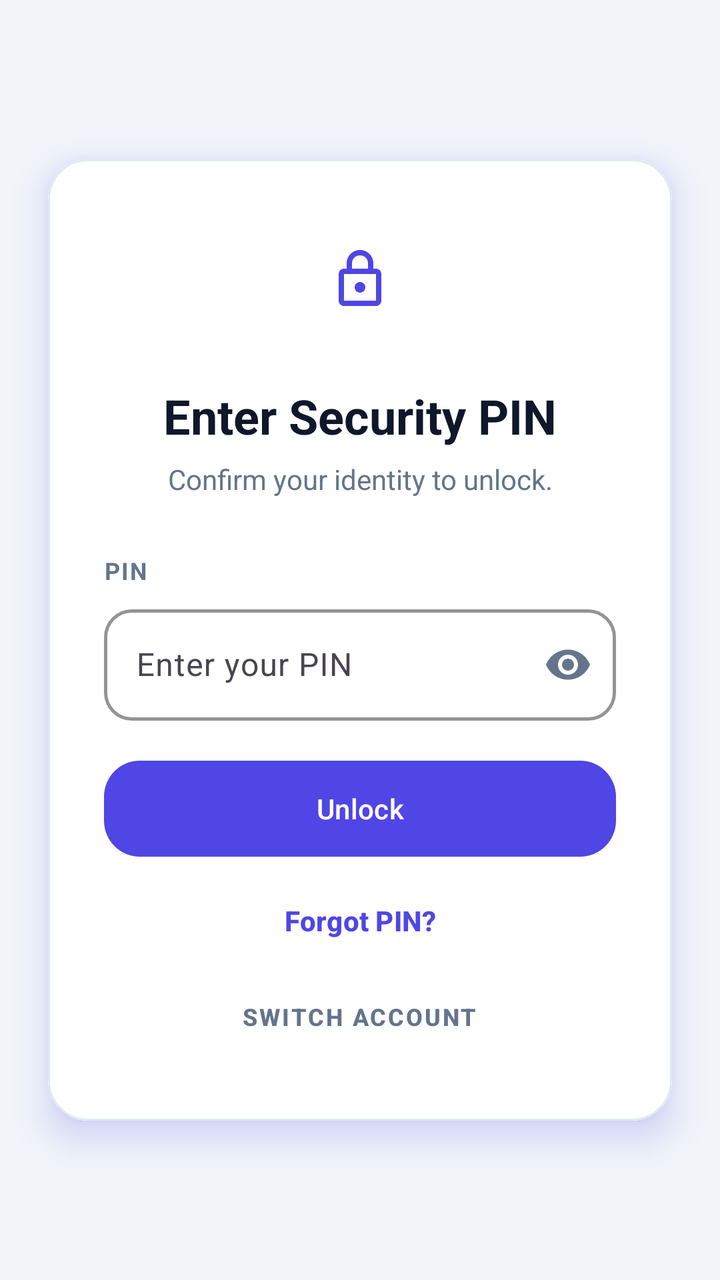
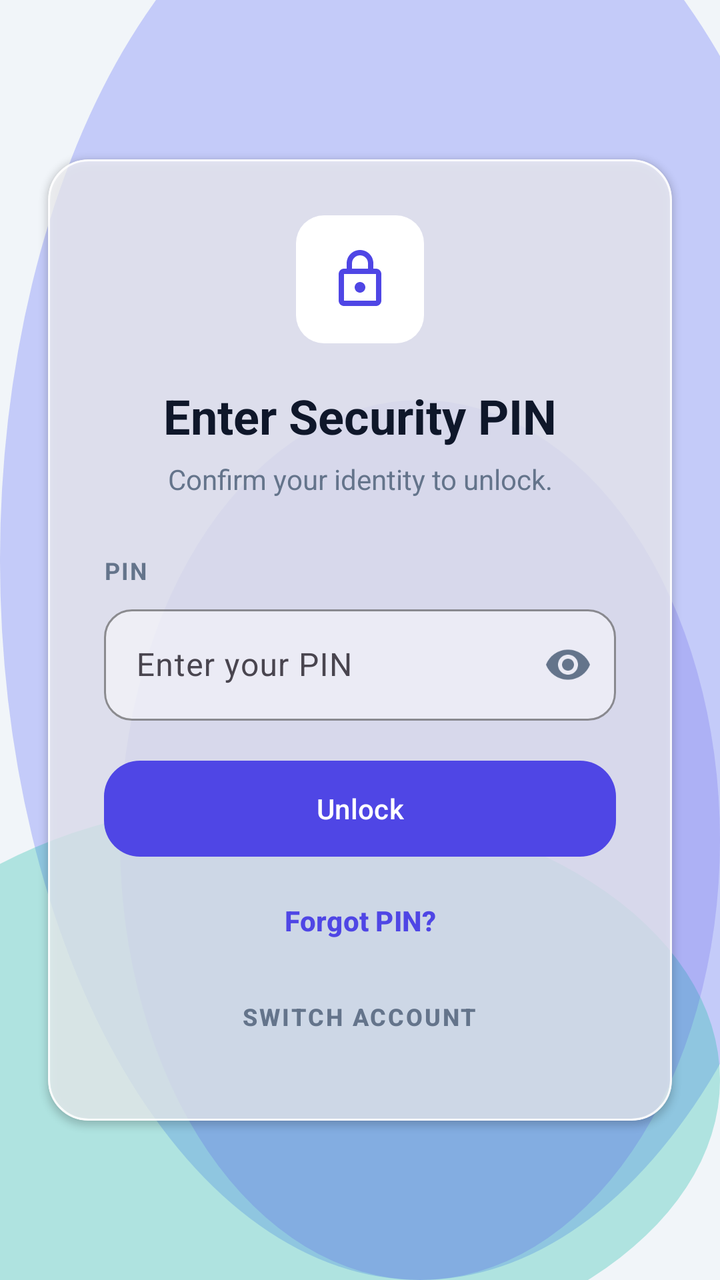

The first picture is an Android layout as it rendered before a commit; the second is the same layout after the commit. The layout source and the unified diff follow.
<!-- AndroidManifest.xml: application theme Theme.MoneyLens -->
<!-- res/layout/activity_pin_setup.xml -->
<?xml version="1.0" encoding="utf-8"?>
<androidx.constraintlayout.widget.ConstraintLayout xmlns:android="http://schemas.android.com/apk/res/android"
    xmlns:app="http://schemas.android.com/apk/res-auto"
    android:layout_width="match_parent"
    android:layout_height="match_parent"
    android:background="@color/colorBackground">

    <androidx.core.widget.NestedScrollView
        android:layout_width="match_parent"
        android:layout_height="match_parent"
        android:fillViewport="true">

        <LinearLayout
            android:layout_width="match_parent"
            android:layout_height="wrap_content"
            android:gravity="center"
            android:orientation="vertical"
            android:paddingTop="24dp"
            android:paddingBottom="24dp">

            <com.google.android.material.card.MaterialCardView
                android:id="@+id/cardPin"
                style="@style/ClayCard"
                android:layout_width="match_parent"
                android:layout_height="wrap_content"
                android:layout_marginStart="24dp"
                android:layout_marginEnd="24dp">

                <LinearLayout
                    android:layout_width="match_parent"
                    android:layout_height="wrap_content"
                    android:background="@color/colorSurface"
                    android:orientation="vertical"
                    android:padding="28dp">

                    
                    <ImageView
                        android:layout_width="64dp"
                        android:layout_height="64dp"
                        android:layout_gravity="center_horizontal"
                        android:background="@drawable/bg_login_logo"
                        android:contentDescription="@string/pin_verify_title"
                        android:padding="16dp"
                        android:src="@drawable/ic_lock"
                        app:tint="@color/colorPrimary" />

                    
                    <TextView
                        android:id="@+id/txtPinTitle"
                        android:layout_width="match_parent"
                        android:layout_height="wrap_content"
                        android:layout_marginTop="20dp"
                        android:gravity="center"
                        android:text="@string/pin_verify_title"
                        android:textColor="@color/colorTextPrimary"
                        android:textSize="24sp"
                        android:textStyle="bold" />

                    
                    <TextView
                        android:id="@+id/txtPinSubtitle"
                        android:layout_width="match_parent"
                        android:layout_height="wrap_content"
                        android:layout_marginTop="6dp"
                        android:gravity="center"
                        android:text="@string/pin_verify_subtitle"
                        android:textColor="@color/colorTextSecondary"
                        android:textSize="14sp" />

                    
                    <TextView
                        android:layout_width="wrap_content"
                        android:layout_height="wrap_content"
                        android:layout_marginTop="28dp"
                        android:layout_marginBottom="6dp"
                        android:letterSpacing="0.05"
                        android:text="@string/pin_label"
                        android:textColor="@color/colorTextSecondary"
                        android:textSize="12sp"
                        android:textStyle="bold" />

                    
                    <com.google.android.material.textfield.TextInputLayout
                        android:id="@+id/tilPin"
                        style="@style/ClayInput"
                        android:layout_width="match_parent"
                        android:layout_height="wrap_content"
                        android:hint="@string/pin_hint"
                        app:endIconMode="password_toggle"
                        app:endIconTint="@color/colorTextSecondary">

                        <com.google.android.material.textfield.TextInputEditText
                            android:id="@+id/etPin"
                            android:layout_width="match_parent"
                            android:layout_height="wrap_content"
                            android:imeOptions="actionDone"
                            android:inputType="numberPassword"
                            android:maxLength="4"
                            android:textColor="@color/colorTextPrimary" />
                    </com.google.android.material.textfield.TextInputLayout>

                    
                    <com.google.android.material.button.MaterialButton
                        android:id="@+id/btnUnlock"
                        style="@style/ClayButton"
                        android:layout_width="match_parent"
                        android:layout_height="wrap_content"
                        android:layout_marginTop="20dp"
                        android:text="@string/pin_unlock" />

                    
                    <com.google.android.material.button.MaterialButton
                        android:id="@+id/btnUseFingerprint"
                        style="@style/Widget.Material3.Button.TextButton"
                        android:layout_width="wrap_content"
                        android:layout_height="wrap_content"
                        android:layout_gravity="center"
                        android:layout_marginTop="8dp"
                        android:text="@string/pin_use_fingerprint"
                        android:textColor="@color/colorPrimary"
                        android:visibility="gone"
                        app:icon="@drawable/ic_fingerprint"
                        app:iconGravity="textStart"
                        app:iconTint="@color/colorPrimary" />

                    
                    <com.google.android.material.button.MaterialButton
                        android:id="@+id/btnForgotPin"
                        style="@style/Widget.Material3.Button.TextButton"
                        android:layout_width="wrap_content"
                        android:layout_height="wrap_content"
                        android:layout_gravity="center"
                        android:layout_marginTop="8dp"
                        android:text="@string/pin_forgot"
                        android:textColor="@color/colorPrimary"
                        android:textStyle="bold" />

                    
                    <com.google.android.material.button.MaterialButton
                        android:id="@+id/btnSwitchAccount"
                        style="@style/Widget.Material3.Button.TextButton"
                        android:layout_width="wrap_content"
                        android:layout_height="wrap_content"
                        android:layout_gravity="center"
                        android:letterSpacing="0.08"
                        android:text="@string/pin_switch_account"
                        android:textAllCaps="true"
                        android:textColor="@color/colorTextSecondary"
                        android:textSize="12sp"
                        android:textStyle="bold" />
                </LinearLayout>
            </com.google.android.material.card.MaterialCardView>
        </LinearLayout>
    </androidx.core.widget.NestedScrollView>

    
    <FrameLayout
        android:id="@+id/loaderOverlay"
        android:layout_width="match_parent"
        android:layout_height="match_parent"
        android:background="@color/colorScrim"
        android:visibility="gone"
        app:layout_constraintBottom_toBottomOf="parent"
        app:layout_constraintEnd_toEndOf="parent"
        app:layout_constraintStart_toStartOf="parent"
        app:layout_constraintTop_toTopOf="parent">

        <ProgressBar
            android:layout_width="wrap_content"
            android:layout_height="wrap_content"
            android:layout_gravity="center"
            android:indeterminateTint="@color/colorPrimary" />
    </FrameLayout>

</androidx.constraintlayout.widget.ConstraintLayout>
<!-- resources referenced by this layout -->
<resources>
  <style name="ClayButton" parent="Widget.Material3.Button">
          <item name="cornerRadius">@dimen/clay_button_radius</item>
          <item name="android:paddingVertical">14dp</item>
          <item name="backgroundTint">@color/colorPrimary</item>
          <item name="android:textColor">@color/colorOnPrimary</item>
          <item name="iconTint">@color/colorOnPrimary</item>
          <item name="android:elevation">6dp</item>
          <item name="android:outlineSpotShadowColor" tools:targetApi="p">@color/colorPrimaryShadow</item>
          <item name="android:insetTop">0dp</item>
          <item name="android:insetBottom">0dp</item>
      </style>
  <style name="ClayCard" parent="Widget.Material3.CardView.Elevated">
          <item name="cardCornerRadius">@dimen/clay_card_radius</item>
          <item name="cardElevation">10dp</item>
          <item name="android:stateListAnimator">@null</item>
          <item name="strokeColor">@color/colorCardBorder</item>
          <item name="strokeWidth">1dp</item>
          <item name="cardBackgroundColor">@color/colorSurface</item>
          <item name="android:outlineSpotShadowColor" tools:targetApi="p">@color/colorPrimary</item>
          <item name="android:outlineAmbientShadowColor" tools:targetApi="p">@color/colorPrimary</item>
      </style>
  <style name="ClayInput" parent="Widget.Material3.TextInputLayout.OutlinedBox">
          <item name="boxCornerRadiusTopStart">@dimen/clay_input_radius</item>
          <item name="boxCornerRadiusTopEnd">@dimen/clay_input_radius</item>
          <item name="boxCornerRadiusBottomStart">@dimen/clay_input_radius</item>
          <item name="boxCornerRadiusBottomEnd">@dimen/clay_input_radius</item>
          <item name="boxStrokeColor">@color/colorCardBorder</item>
          <item name="boxStrokeWidth">1.5dp</item>
          <item name="boxStrokeWidthFocused">2.5dp</item>
          <item name="boxBackgroundColor">@color/colorSurface</item>
          <item name="hintTextColor">@color/colorPrimary</item>
      </style>
  <color name="colorPrimaryShadow">#3730A3</color>
  <color name="colorCardBorder">#E2E8F0</color>
  <style name="Base.Theme.MoneyLens" parent="Theme.Material3.Light.NoActionBar">
          
          <item name="colorPrimary">@color/colorPrimary</item>
          <item name="colorOnPrimary">@color/colorOnPrimary</item>
          <item name="colorSecondary">@color/colorSecondary</item>
          <item name="colorError">@color/colorDanger</item>
          <item name="android:windowBackground">@color/colorBackground</item>
          <item name="colorSurface">@color/colorSurface</item>
          <item name="android:colorBackground">@color/colorBackground</item>
          <item name="colorOnSurface">@color/colorTextPrimary</item>
  
          
          <item name="android:statusBarColor">@color/colorBackground</item>
          <item name="android:windowLightStatusBar" tools:targetApi="m">true</item>
          <item name="android:navigationBarColor">@color/colorBackground</item>
      </style>
  <!-- unchanged entries left out for length: 24 -->
</resources>

<!-- the commit's change to res/layout/activity_pin_setup.xml (unified diff, before → after) -->
@@ -3,7 +3,7 @@
     xmlns:app="http://schemas.android.com/apk/res-auto"
     android:layout_width="match_parent"
     android:layout_height="match_parent"
-    android:background="@color/colorBackground">
+    android:background="@drawable/bg_mesh_gradient">
 
     <androidx.core.widget.NestedScrollView
         android:layout_width="match_parent"
@@ -29,7 +29,7 @@
                 <LinearLayout
                     android:layout_width="match_parent"
                     android:layout_height="wrap_content"
-                    android:background="@color/colorSurface"
+                    android:background="@drawable/bg_glass_card"
                     android:orientation="vertical"
                     android:padding="28dp">
 
<!-- resource entries referenced after the edit -->
@@ -1,41 +1,81 @@
 <!-- resources referenced by this layout -->
 <resources>
+  <!-- drawable bg_glass_card (drawable) -->
+  <?xml version="1.0" encoding="utf-8"?>
+  <shape xmlns:android="http://schemas.android.com/apk/res/android"
+      android:shape="rectangle">
+      <solid android:color="@color/glassCardBg" />
+      <corners android:radius="20dp" />
+      <stroke android:width="1dp" android:color="@color/glassCardBorder" />
+  </shape>
+  <!-- drawable bg_mesh_gradient (drawable) -->
+  <?xml version="1.0" encoding="utf-8"?>
+  <layer-list xmlns:android="http://schemas.android.com/apk/res/android">
+      
+      <item>
+          <shape android:shape="rectangle">
+              <solid android:color="@color/colorBackground" />
+          </shape>
+      </item>
+      
+      <item android:top="-80dp" android:right="-60dp">
+          <shape android:shape="oval">
+              <solid android:color="@color/glassMeshOrb1" />
+              <size android:width="280dp" android:height="280dp" />
+          </shape>
+      </item>
+      
+      <item android:bottom="-40dp" android:left="-80dp" android:top="400dp">
+          <shape android:shape="oval">
+              <solid android:color="@color/glassMeshOrb2" />
+              <size android:width="240dp" android:height="240dp" />
+          </shape>
+      </item>
+      
+      <item android:top="200dp" android:left="60dp">
+          <shape android:shape="oval">
+              <solid android:color="@color/glassMeshOrb3" />
+              <size android:width="200dp" android:height="200dp" />
+          </shape>
+      </item>
+  </layer-list>
   <style name="ClayButton" parent="Widget.Material3.Button">
           <item name="cornerRadius">@dimen/clay_button_radius</item>
           <item name="android:paddingVertical">14dp</item>
           <item name="backgroundTint">@color/colorPrimary</item>
           <item name="android:textColor">@color/colorOnPrimary</item>
           <item name="iconTint">@color/colorOnPrimary</item>
-          <item name="android:elevation">6dp</item>
-          <item name="android:outlineSpotShadowColor" tools:targetApi="p">@color/colorPrimaryShadow</item>
+          <item name="android:elevation">4dp</item>
           <item name="android:insetTop">0dp</item>
           <item name="android:insetBottom">0dp</item>
       </style>
   <style name="ClayCard" parent="Widget.Material3.CardView.Elevated">
           <item name="cardCornerRadius">@dimen/clay_card_radius</item>
-          <item name="cardElevation">10dp</item>
+          <item name="cardElevation">2dp</item>
           <item name="android:stateListAnimator">@null</item>
-          <item name="strokeColor">@color/colorCardBorder</item>
+          <item name="strokeColor">@color/glassCardBorder</item>
           <item name="strokeWidth">1dp</item>
-          <item name="cardBackgroundColor">@color/colorSurface</item>
-          <item name="android:outlineSpotShadowColor" tools:targetApi="p">@color/colorPrimary</item>
-          <item name="android:outlineAmbientShadowColor" tools:targetApi="p">@color/colorPrimary</item>
+          <item name="cardBackgroundColor">@color/glassCardBg</item>
       </style>
   <style name="ClayInput" parent="Widget.Material3.TextInputLayout.OutlinedBox">
           <item name="boxCornerRadiusTopStart">@dimen/clay_input_radius</item>
           <item name="boxCornerRadiusTopEnd">@dimen/clay_input_radius</item>
           <item name="boxCornerRadiusBottomStart">@dimen/clay_input_radius</item>
           <item name="boxCornerRadiusBottomEnd">@dimen/clay_input_radius</item>
-          <item name="boxStrokeColor">@color/colorCardBorder</item>
-          <item name="boxStrokeWidth">1.5dp</item>
-          <item name="boxStrokeWidthFocused">2.5dp</item>
-          <item name="boxBackgroundColor">@color/colorSurface</item>
+          <item name="boxStrokeColor">@color/glassInputBorder</item>
+          <item name="boxStrokeWidth">1dp</item>
+          <item name="boxStrokeWidthFocused">2dp</item>
+          <item name="boxBackgroundColor">@color/glassInputBg</item>
           <item name="hintTextColor">@color/colorPrimary</item>
       </style>
-  <color name="colorPrimaryShadow">#3730A3</color>
-  <color name="colorCardBorder">#E2E8F0</color>
+  <color name="glassCardBg">#8CFFFFFF</color>
+  <color name="glassCardBorder">#B3FFFFFF</color>
+  <color name="glassMeshOrb1">#66818CF8</color>
+  <color name="glassMeshOrb2">#4D14B8A6</color>
+  <color name="glassMeshOrb3">#334F46E5</color>
+  <color name="glassInputBorder">#A6FFFFFF</color>
+  <color name="glassInputBg">#80FFFFFF</color>
   <style name="Base.Theme.MoneyLens" parent="Theme.Material3.Light.NoActionBar">
-          
           <item name="colorPrimary">@color/colorPrimary</item>
           <item name="colorOnPrimary">@color/colorOnPrimary</item>
           <item name="colorSecondary">@color/colorSecondary</item>
@@ -46,9 +86,10 @@
           <item name="colorOnSurface">@color/colorTextPrimary</item>
   
           
-          <item name="android:statusBarColor">@color/colorBackground</item>
+          <item name="android:statusBarColor">@android:color/transparent</item>
           <item name="android:windowLightStatusBar" tools:targetApi="m">true</item>
-          <item name="android:navigationBarColor">@color/colorBackground</item>
+          <item name="android:navigationBarColor">@android:color/transparent</item>
+          <item name="android:windowDrawsSystemBarBackgrounds">true</item>
       </style>
   <!-- unchanged entries left out for length: 24 -->
 </resources>
